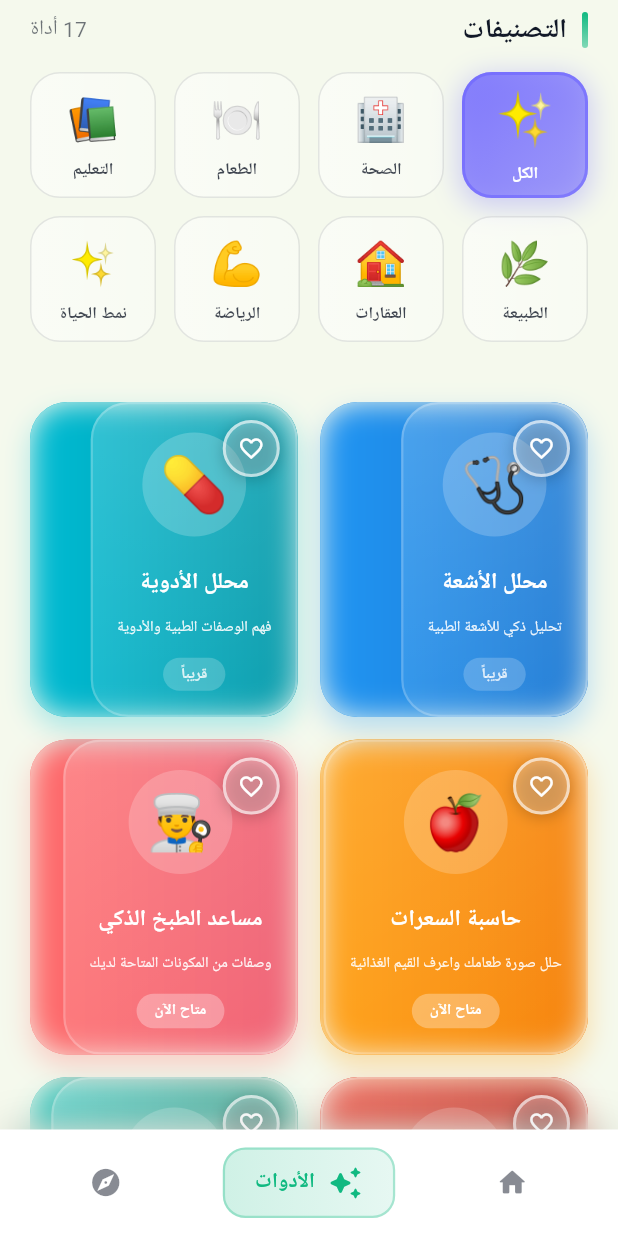
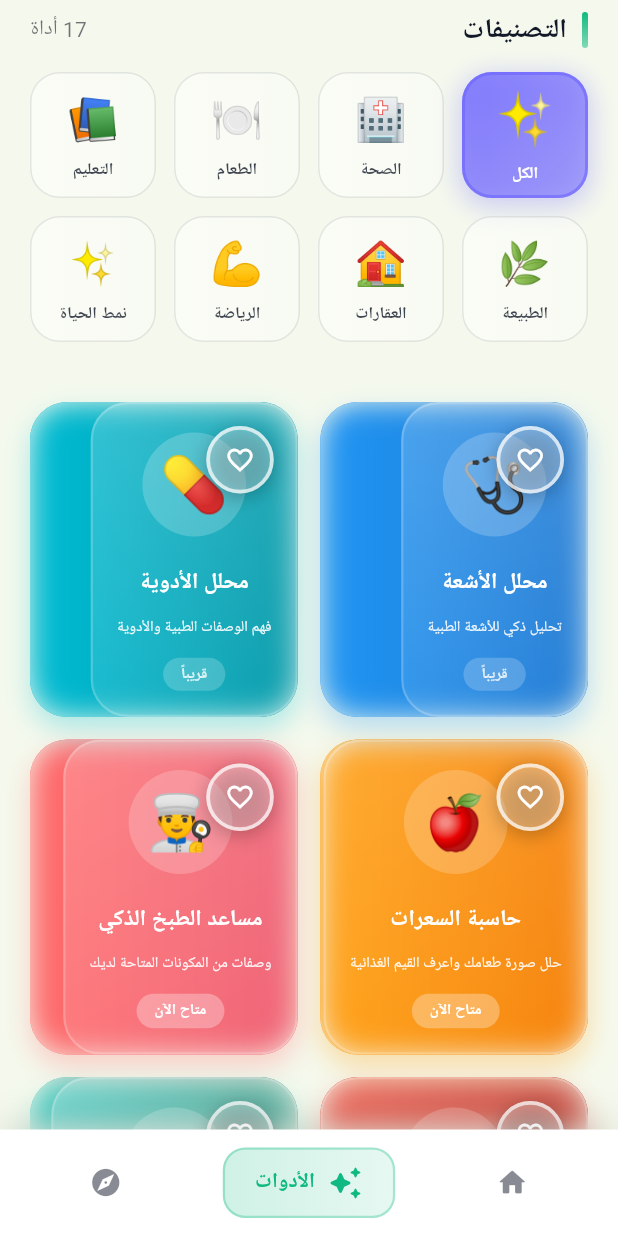
Before and after one commit to kkkrraamm/aldlma, a Flutter app: the AIToolsPage screen opened directly, scrolled down 576 dp, on a phone screen of 412 x 824 dp. Run offline on Flutter 3.47's test engine with Material 3 defaults, Android fonts, the phone set to English and light mode, and no system bars; our stand-ins replace cached_network_image, device_info_plus, firebase_core, firebase_messaging, fl_chart, flutter_local_notifications and 6 more; accounts and stored records are empty; network calls fail; Roboto replaces fonts that are missing (Cairo).

Commit message:
Enhance favorite button size and visibility
User Request: "في غلط باول اثنين بشكل"

Problem:
The favorite button in the first two large cards looked too small and less visible.

Solution - Bigger and More Prominent:

Changes:

1. Position:
   Before: top: 12, right: 12
   After: top: 16, right: 16
   Better spacing from edges

2. Padding:
   Before: 8px
   After: 10px
   Larger touch area

3. Icon Size:
   Before: 18px
   After: 20px
   More visible

4. Border:
   Before: 2px, opacity 0.6
   After: 2.5px, opacity 0.7
   Stronger outline

5. Background:
   Not favorite: white 0.25 → 0.3
   More visible when not selected

6. Shadow:
   Before: blur 8, offset (0,2), opacity 0.2
   After: blur 10, offset (0,3), opacity 0.25
   Better depth and visibility

Total Button Size:
Before: 18 + (8×2) = 34px
After: 20 + (10×2) = 40px

Perfect for large cards! ✨

```diff
--- a/lib/ai_tools_page.dart
+++ b/lib/ai_tools_page.dart
@@ -1013,26 +1013,26 @@ class _AIToolsPageState extends State<AIToolsPage> with SingleTickerProviderStat
                 ),
                 // زر المفضلة في أعلى يمين البطاقة
                 Positioned(
-                  top: 12,
-                  right: 12,
+                  top: 16,
+                  right: 16,
                   child: GestureDetector(
                     onTap: () => _toggleFavorite(tool['title']),
                     child: Container(
-                      padding: const EdgeInsets.all(8),
+                      padding: const EdgeInsets.all(10),
                       decoration: BoxDecoration(
                         color: _favoriteTools.contains(tool['title'])
                             ? Colors.red.withOpacity(0.95)
-                            : Colors.white.withOpacity(0.25),
+                            : Colors.white.withOpacity(0.3),
                         shape: BoxShape.circle,
                         border: Border.all(
-                          color: Colors.white.withOpacity(0.6),
-                          width: 2,
+                          color: Colors.white.withOpacity(0.7),
+                          width: 2.5,
                         ),
                         boxShadow: [
                           BoxShadow(
-                            color: Colors.black.withOpacity(0.2),
-                            blurRadius: 8,
-                            offset: const Offset(0, 2),
+                            color: Colors.black.withOpacity(0.25),
+                            blurRadius: 10,
+                            offset: const Offset(0, 3),
                           ),
                         ],
                       ),
@@ -1041,7 +1041,7 @@ class _AIToolsPageState extends State<AIToolsPage> with SingleTickerProviderStat
                             ? Icons.favorite
                             : Icons.favorite_border,
                         color: Colors.white,
-                        size: 18,
+                        size: 20,
                       ),
                     ),
                   ),
```
